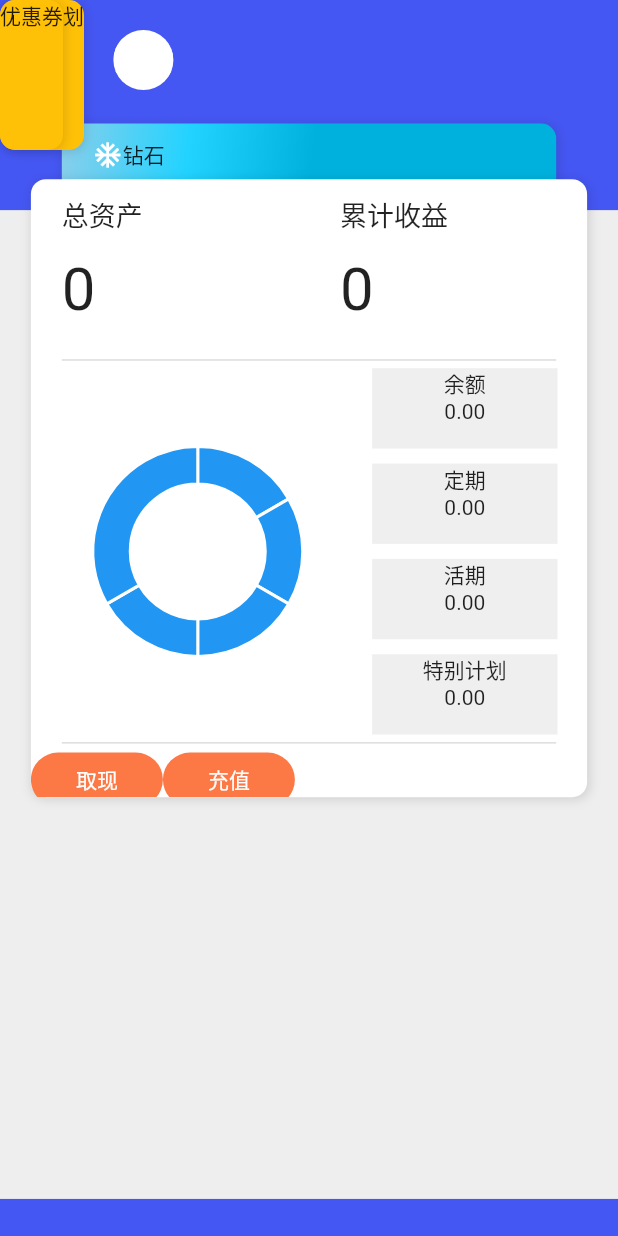
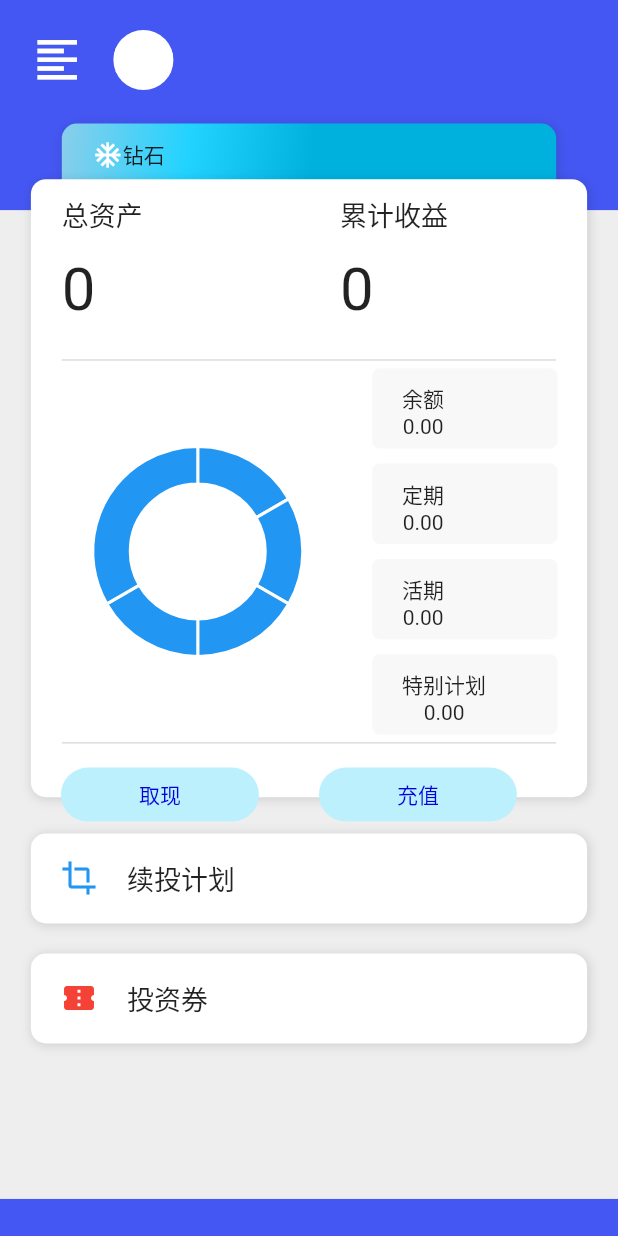
Before and after one commit to kevin-xiong/flutter_demo, a Flutter app: the Account screen opened directly, on a phone screen of 412 x 824 dp. Run offline on Flutter 3.47's test engine with Material 2 defaults, Android fonts, the phone set to English and light mode, and no system bars; our stand-ins replace carousel_slider, charts_flutter; missing offline and left inert: flutter_webview_plugin; network calls fail.

Commit message:
账户页修改

```diff
--- a/lib/account.dart
+++ b/lib/account.dart
@@ -97,7 +97,6 @@ class AccountrWidget extends State<Account>{
                   width: mSize.width*0.9,
                   child: RoundedContainer(
                     height: mSize.height*0.5,
-                    child: SingleChildScrollView(
                     child: Column(
                         children: <Widget>[
                           Row(
@@ -204,38 +203,80 @@ class AccountrWidget extends State<Account>{
                           ),
                           Row(
                             children: <Widget>[
-                              FlatButton(
-                                color: Color(0xFFfc7946),
-                                highlightColor: Colors.blue[700],
+                              Container(
+                                margin: EdgeInsets.fromLTRB(20, 10, 20, 0),
+                                child:FlatButton(
+                                  color: Color(0xFFBDF0FD),
                                   colorBrightness: Brightness.dark,
-                                child:Text("取现"),
+                                  textColor:Color(0xFF0000DD),
+                                  child:Container(
+                                    alignment: Alignment.center,
+                                    width:100,
+                                    child:Text("取现")
+                                  ),
                                   shape:RoundedRectangleBorder(borderRadius: BorderRadius.circular(20.0)),
                                   onPressed: () {},
                                 ),
-                              FlatButton(
-                                color: Color(0xFFfc7946),
-                                highlightColor: Colors.blue[700],
+                              ),
+                              Container(
+                                margin: EdgeInsets.fromLTRB(20, 10, 20, 0),
+                                child:FlatButton(
+                                  color: Color(0xFFBDF0FD),
+                                  textColor:Color(0xFF0000DD),
                                   colorBrightness: Brightness.dark,
-                                child:Text("充值"),
+                                  child:Container(
+                                    alignment: Alignment.center,
+                                    width:100,
+                                    child:Text("充值")
+                                  ),
                                   shape:RoundedRectangleBorder(borderRadius: BorderRadius.circular(20.0)),
                                   onPressed: () {},
+                                ),
                               ),
                             ],
                           )
                         ],
                       )
-                    )
                   ),
                 )
               ),
+              Positioned(
+                top:mSize.height*0.65,
+                child: Column(
+                  children: <Widget>[
                     RoundedContainer(
-                color: Colors.amber,
-                child: Text("续投计划"),
+                      margin: EdgeInsets.fromLTRB(mSize.width*0.05, 20, mSize.width*0.05, 0),
+                      height:60,
+                      width: mSize.width*0.9,
+                      child: Row(
+                        children: <Widget>[
+                          Container(
+                            margin: EdgeInsets.fromLTRB(20, 0, 20, 0),
+                            child:Icon(Icons.crop,color: Colors.blue),
+                          ),
+                          Text("续投计划",style:TextStyle(fontSize: 18))
+                        ],
+                      )
                     ),
                     RoundedContainer(
-                color: Colors.amber,
-                child: Text("优惠券"),
+                      margin: EdgeInsets.fromLTRB(mSize.width*0.05, 20, mSize.width*0.05, 0),
+                      height:60,
+                      alignment: Alignment.center,
+                      width: mSize.width*0.9,
+                      child: Row(
+                        children: <Widget>[
+                          Container(
+                            margin: EdgeInsets.fromLTRB(20, 0, 20,0 ),
+                            child:Icon(Icons.confirmation_number,color: Colors.red,)
+                          ),
+                          Text("投资券",style:TextStyle(fontSize: 18))
+                        ],
                       )
+                    )
+                  ]
+                ),
+              )
+
             ],
           )
       )
--- a/lib/components/FundCard.dart
+++ b/lib/components/FundCard.dart
@@ -11,11 +11,17 @@ class FundCard  extends  StatelessWidget {
   @override
   Widget build(BuildContext context) {
     return Container(
-      alignment: Alignment.topCenter,
+      decoration:new BoxDecoration(
+          color: Color(0xFFf8f8f8),
+          shape: BoxShape.rectangle,
+          borderRadius: BorderRadius.all(Radius.circular(5.0)),
+      ),
+      alignment: Alignment.topLeft,
       margin:EdgeInsets.all(5.0),
+      padding: EdgeInsets.fromLTRB(20, 10, 0, 0),
       width: width,
       height: height,
-      color: Color(0xFFefefef),
+      // color: Color(0xFFefefef),
       child: child
     );
   }
```
Also changed, not shown: lib/reward.dart (indentation only). Lines whose indentation alone changed are shown as unchanged.
